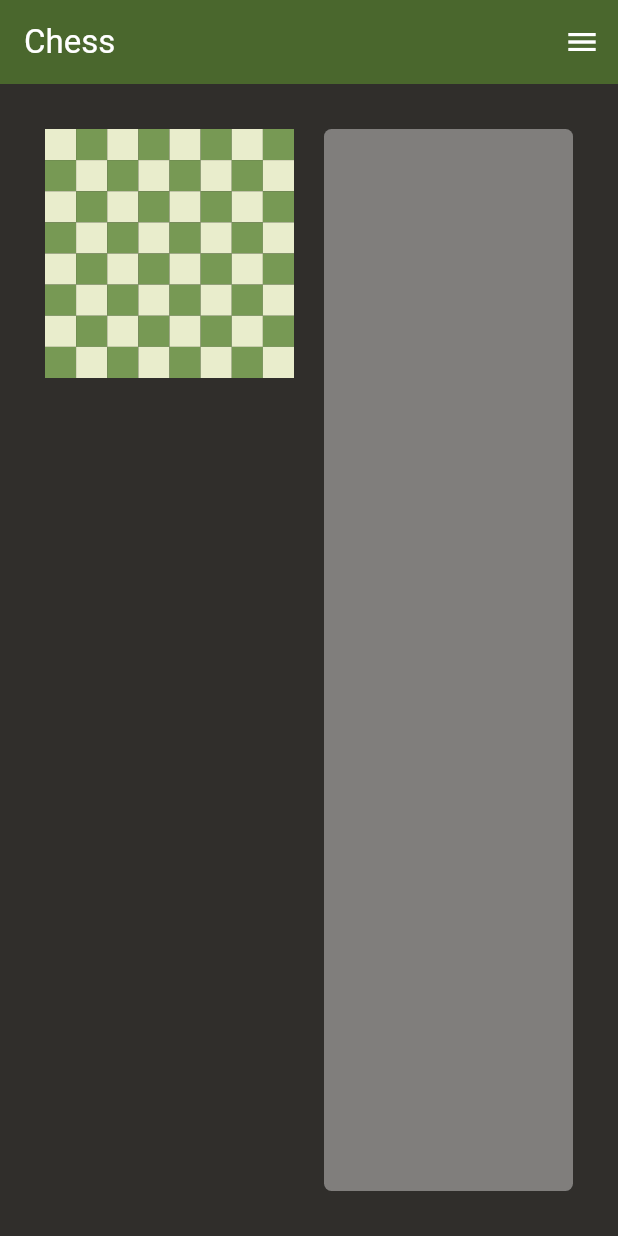
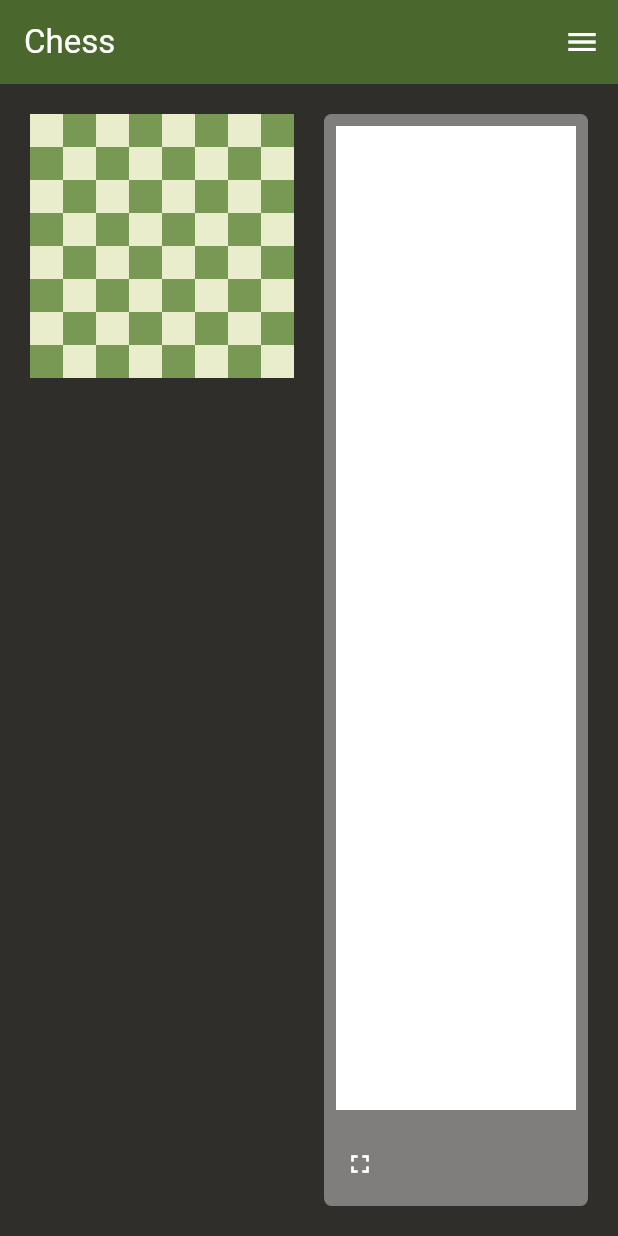
Before and after one commit to imGtheCoder/chess_app, a Flutter app: the screen it shows after launch, on a phone screen of 412 x 824 dp. Run offline on Flutter 3.47's test engine with Material 2 defaults, Android fonts, the phone set to English and light mode, and no system bars.

Commit message:
Technical Changes + some builds

```diff
--- a/lib/Screens/home_screen.dart
+++ b/lib/Screens/home_screen.dart
@@ -9,6 +9,8 @@ class HomeScreen extends StatefulWidget {
 }
 
 class _HomeScreenState extends State<HomeScreen> {
+  bool _expanded = false;
+
   @override
   Widget build(BuildContext context) {
     return Scaffold(
@@ -21,8 +23,46 @@ class _HomeScreenState extends State<HomeScreen> {
       body: Container(
           color: const Color.fromRGBO(48, 46, 43, 1),
           child: Padding(
-            padding: const EdgeInsets.all(30.0),
-            child: Row(
+            padding: const EdgeInsets.all(20.0),
+            child: _expanded
+                ? Container(
+                    decoration: const BoxDecoration(
+                      borderRadius: BorderRadius.all(
+                        Radius.circular(5),
+                      ),
+                      color: Colors.white38,
+                    ),
+                    child: Column(
+                      crossAxisAlignment: CrossAxisAlignment.start,
+                      children: [
+                        Expanded(
+                          flex: 12,
+                          child: ClipRRect(
+                            borderRadius: BorderRadius.all(Radius.circular(5)),
+                            child: Padding(
+                              padding: const EdgeInsets.all(8.0),
+                              child: Container(
+                                color: Colors.white,
+                              ),
+                            ),
+                          ),
+                        ),
+                        Expanded(
+                          flex: 1,
+                          child: IconButton(
+                            iconSize: 20,
+                              color: Colors.white,
+                              onPressed: () {
+                                setState(() {
+                                  _expanded = !_expanded;
+                                });
+                              },
+                              icon: Icon(Icons.fullscreen_exit)),
+                        ),
+                      ],
+                    ),
+                  )
+                : Row(
                     children: [
                       Expanded(
                         child: Container(
@@ -45,6 +85,36 @@ class _HomeScreenState extends State<HomeScreen> {
                           ),
                           color: Colors.white38,
                         ),
+                        child: Column(
+                          crossAxisAlignment: CrossAxisAlignment.start,
+                          children: [
+                            Expanded(
+                              flex: 12,
+                              child: ClipRRect(
+                                borderRadius:
+                                    BorderRadius.all(Radius.circular(5)),
+                                child: Padding(
+                                  padding: const EdgeInsets.all(8.0),
+                                  child: Container(
+                                    color: Colors.white,
+                                  ),
+                                ),
+                              ),
+                            ),
+                            Expanded(
+                              flex: 1,
+                              child: IconButton(
+                                iconSize: 20,
+                                  color: Colors.white,
+                                  onPressed: () {
+                                    setState(() {
+                                      _expanded = !_expanded;
+                                    });
+                                  },
+                                  icon: Icon(Icons.fullscreen)),
+                            ),
+                          ],
+                        ),
                       ))
                     ],
                   ),
--- a/lib/main.dart
+++ b/lib/main.dart
@@ -12,7 +12,7 @@ class MyApp extends StatelessWidget {
   @override
   Widget build(BuildContext context) {
     return MaterialApp(
-      title: 'Flutter Demo',
+      title: 'Chess',
       theme: ThemeData(
         // This is the theme of your application.
         //
```
Also changed, not shown: 290 other files. Lines whose indentation alone changed are shown as unchanged.
